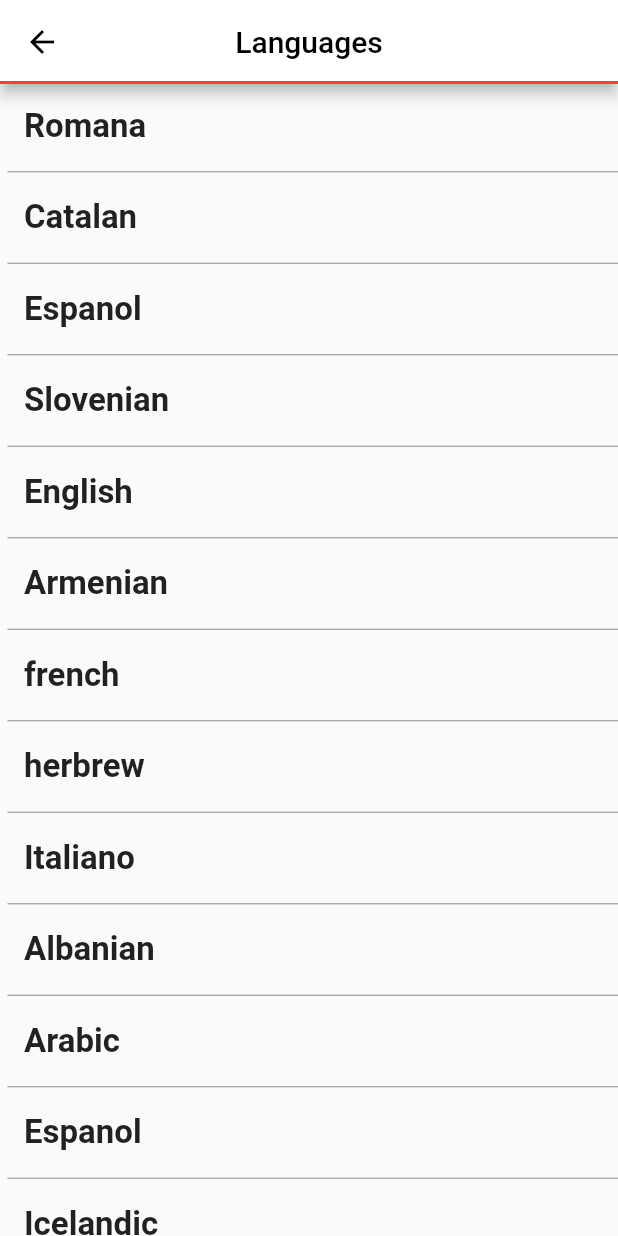
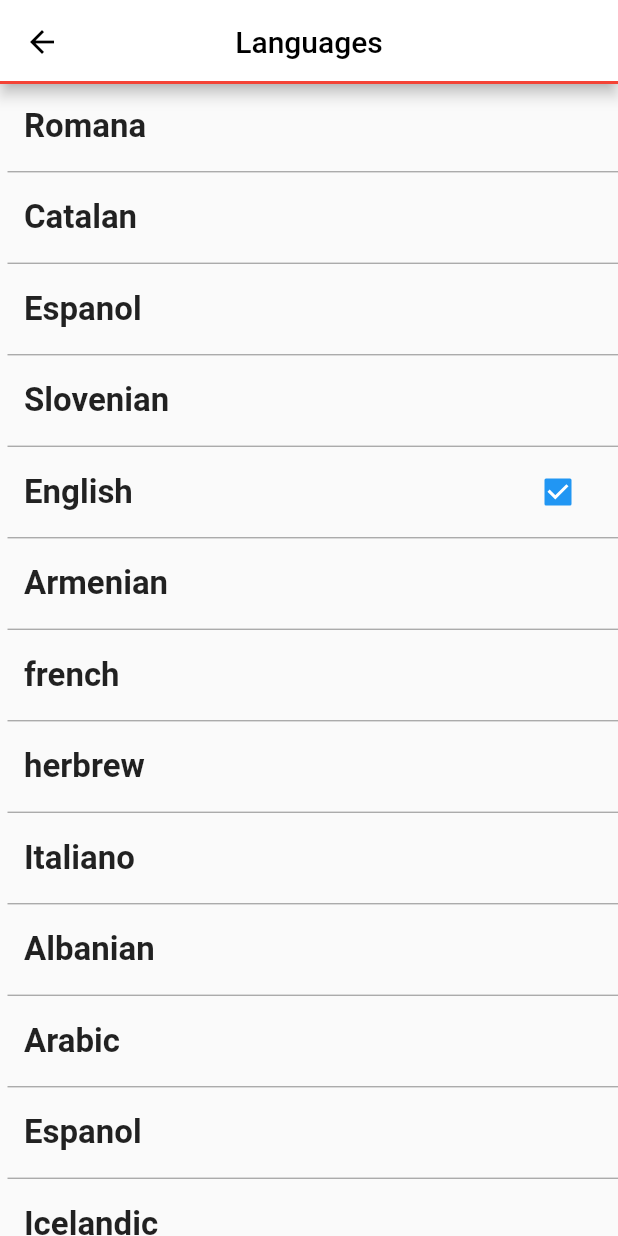
Before and after one commit to khaled45690/food_app, a Flutter app: the LanguageScreen screen opened by its route, on a phone screen of 412 x 824 dp. Run offline on Flutter 3.47's test engine with Material 2 defaults, Android fonts, the light colour scheme and no system bars; our stand-ins replace google_maps_flutter, shared_preferences; accounts and stored records are empty.

Commit message:
new lang

```diff
--- a/frontend/lib/Screens/SmallScreens/Languagesscreen.dart
+++ b/frontend/lib/Screens/SmallScreens/Languagesscreen.dart
@@ -1,10 +1,24 @@
 import 'package:flutter/material.dart';
+import 'package:food_app/Screens/MainScreens/FirstPageScreen.dart';
 import 'package:food_app/Widgets/listtile_widget_languages.dart';
 
-class LanguageScreen extends StatelessWidget {
+class LanguageScreen extends StatefulWidget {
   const LanguageScreen({Key? key}) : super(key: key);
   static const roteName = '/Languanges';
 
+  @override
+  State<LanguageScreen> createState() => _LanguageScreenState();
+}
+
+class _LanguageScreenState extends State<LanguageScreen> {
+    bool value = true;
+
+  Widget buildChckbox() => Checkbox(
+      value: value,
+      onChanged: (value) {
+          this.value = value!;
+
+      });
   @override
   Widget build(BuildContext context) {
     return Scaffold(
@@ -48,8 +62,23 @@ class LanguageScreen extends StatelessWidget {
             thickness: .8,
             indent: 5,
           ),
-          Listtile_widget_language("English"),
-          Divider(
+InkWell(
+      child: ListTile(
+        leading: Text(
+          "English",
+          style: TextStyle(fontSize: 22, fontWeight: FontWeight.bold),
+        ),
+        trailing:buildChckbox() ,
+        onTap: () {
+          Navigator.push(
+            context,
+            new MaterialPageRoute(
+              builder: (context) => FirstPageScreen(),
+            ),
+          );
+        },
+      ),
+    ),          Divider(
             color: Colors.grey,
             height: 5,
             thickness: .8,
```
Also changed, not shown: frontend/lib/Widgets/listtile_widget.dart (+8 -1 lines), frontend/lib/Widgets/listtile_widget_languages.dart (+8 -6 lines).
